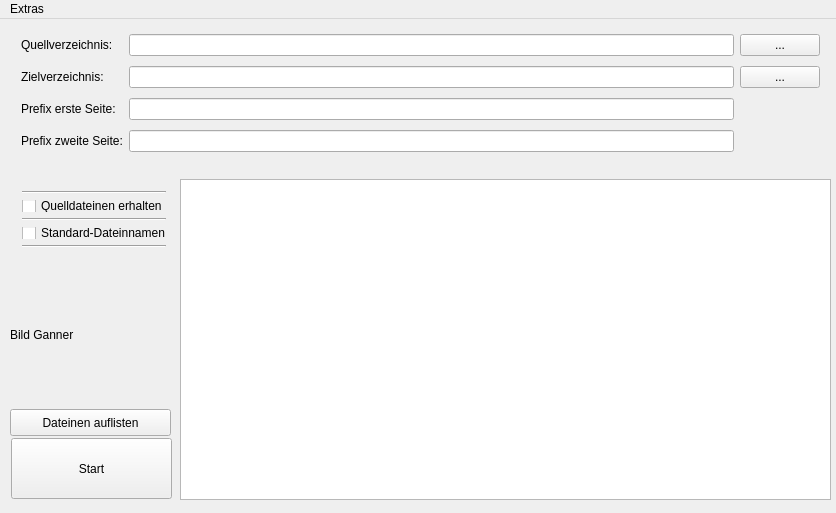
Qt form mainwindow.ui (15831944/ASCII-Assistent) before a commit.
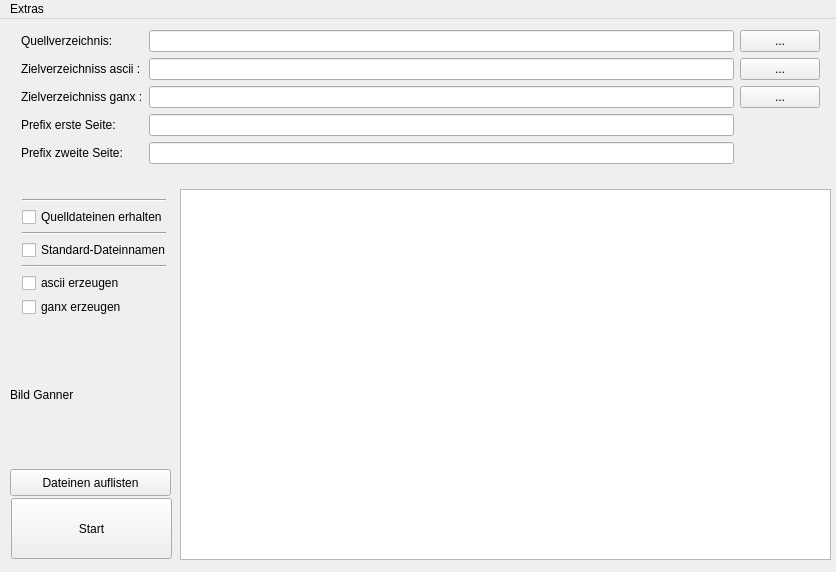
The same form after that commit.

Commit message: gui elelmente für postprozessorfunktion

Diff of the .ui file:
```diff
--- a/mainwindow.ui
+++ b/mainwindow.ui
@@ -7,7 +7,7 @@
     <x>0</x>
     <y>0</y>
     <width>836</width>
-    <height>513</height>
+    <height>572</height>
    </rect>
   </property>
   <property name="windowTitle">
@@ -21,9 +21,9 @@
     <property name="geometry">
      <rect>
       <x>180</x>
-      <y>160</y>
+      <y>170</y>
       <width>651</width>
-      <height>321</height>
+      <height>371</height>
      </rect>
     </property>
     <property name="readOnly">
@@ -36,7 +36,7 @@
       <x>10</x>
       <y>0</y>
       <width>821</width>
-      <height>151</height>
+      <height>161</height>
      </rect>
     </property>
     <layout class="QGridLayout" name="gridLayout">
@@ -60,13 +60,16 @@
      <item row="1" column="0">
       <widget class="QLabel" name="label_ziel">
        <property name="text">
-        <string>Zielverzeichnis:</string>
+        <string>Zielverzeichniss ascii :</string>
        </property>
       </widget>
      </item>
      <item row="1" column="1">
       <widget class="QLineEdit" name="lineEdit_ziel"/>
      </item>
+     <item row="3" column="1">
+      <widget class="QLineEdit" name="lineEdit_prefix1"/>
+     </item>
      <item row="1" column="2">
       <widget class="QPushButton" name="pushButton_ziel">
        <property name="text">
@@ -74,33 +77,47 @@
        </property>
       </widget>
      </item>
-     <item row="2" column="0">
-      <widget class="QLabel" name="label_prefix1">
-       <property name="text">
-        <string>Prefix erste Seite:</string>
-       </property>
-      </widget>
-     </item>
-     <item row="2" column="1">
-      <widget class="QLineEdit" name="lineEdit_prefix1"/>
-     </item>
-     <item row="3" column="1">
+     <item row="4" column="1">
       <widget class="QLineEdit" name="lineEdit_prefix2"/>
      </item>
      <item row="3" column="0">
+      <widget class="QLabel" name="label_prefix1">
+       <property name="text">
+        <string>Prefix erste Seite:</string>
+       </property>
+      </widget>
+     </item>
+     <item row="4" column="0">
       <widget class="QLabel" name="label_prefix2">
        <property name="text">
         <string>Prefix zweite Seite:</string>
        </property>
       </widget>
      </item>
+     <item row="2" column="0">
+      <widget class="QLabel" name="label_ziel_ganx">
+       <property name="text">
+        <string>Zielverzeichniss ganx :</string>
+       </property>
+      </widget>
+     </item>
+     <item row="2" column="1">
+      <widget class="QLineEdit" name="lineEdit_ziel_ganx"/>
+     </item>
+     <item row="2" column="2">
+      <widget class="QPushButton" name="pushButton_ziel_ganx">
+       <property name="text">
+        <string>...</string>
+       </property>
+      </widget>
+     </item>
     </layout>
    </widget>
    <widget class="QPushButton" name="pushButton_auflisten">
     <property name="geometry">
      <rect>
       <x>10</x>
-      <y>390</y>
+      <y>450</y>
       <width>161</width>
       <height>27</height>
      </rect>
@@ -113,7 +130,7 @@
     <property name="geometry">
      <rect>
       <x>11</x>
-      <y>419</y>
+      <y>479</y>
       <width>161</width>
       <height>61</height>
      </rect>
@@ -129,9 +146,9 @@
     <property name="geometry">
      <rect>
       <x>11</x>
-      <y>161</y>
+      <y>169</y>
       <width>166</width>
-      <height>79</height>
+      <height>140</height>
      </rect>
     </property>
     <layout class="QVBoxLayout" name="verticalLayout">
@@ -170,13 +187,27 @@
        </property>
       </widget>
      </item>
+     <item>
+      <widget class="QCheckBox" name="checkBox_ascii">
+       <property name="text">
+        <string>ascii erzeugen</string>
+       </property>
+      </widget>
+     </item>
+     <item>
+      <widget class="QCheckBox" name="checkBox_ganx">
+       <property name="text">
+        <string>ganx erzeugen</string>
+       </property>
+      </widget>
+     </item>
     </layout>
    </widget>
    <widget class="QLabel" name="label_bild">
     <property name="geometry">
      <rect>
       <x>10</x>
-      <y>250</y>
+      <y>310</y>
       <width>161</width>
       <height>131</height>
      </rect>
```
Left out of the diff: 8 changed lines with no effect on the pictures. The commit also changes 3 other files.
